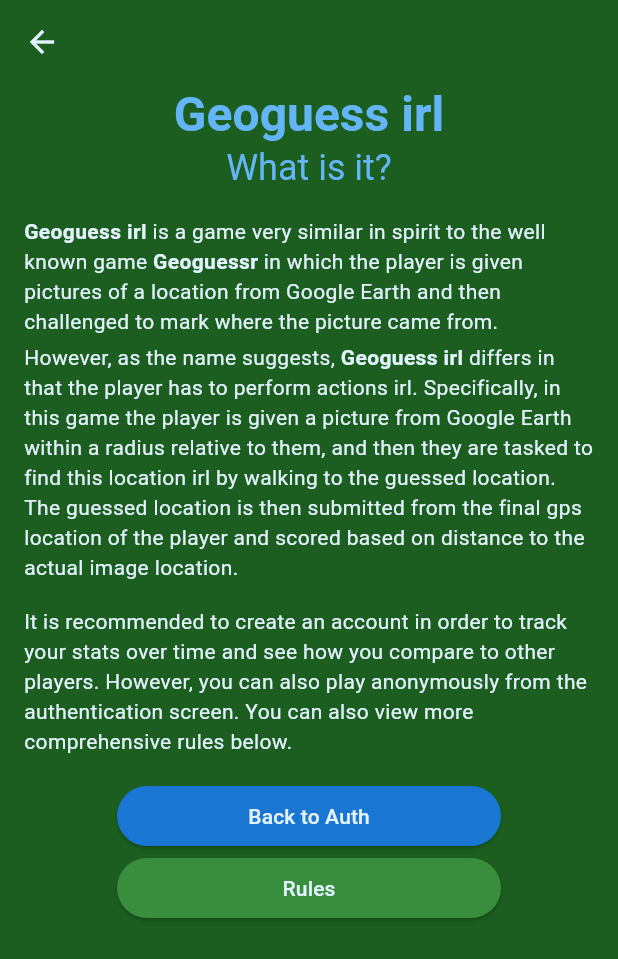
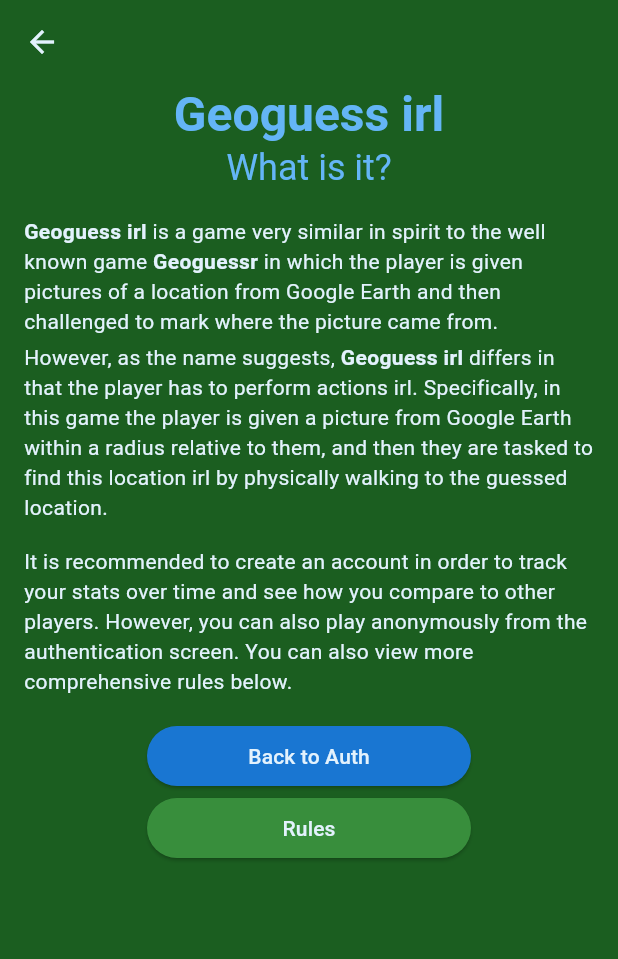
Before and after one commit to superj6/geoguess_irl, a Flutter app: the AuthAboutScreen screen opened directly, on a phone screen of 412 x 824 dp. Shown: the top 959 px of the screen. Run offline on Flutter 3.47's test engine with Material 3 defaults, Android fonts, the light colour scheme and no system bars; our stand-ins replace carousel_slider, flutter_secure_storage, geolocator, google_maps_flutter; missing offline and left inert: flutter_timer_countdown; accounts and stored records are empty.

Commit message:
adjust auth about

```diff
--- a/lib/screens/auth_about.dart
+++ b/lib/screens/auth_about.dart
@@ -65,7 +65,7 @@
 			style: TextStyle(fontWeight: FontWeight.bold),
 		      ),
 		      TextSpan(
-			text: ' differs in that the player has to perform actions irl. Specifically, in this game the player is given a picture from Google Earth within a radius relative to them, and then they are tasked to find this location irl by walking to the guessed location. The guessed location is then submitted from the final gps location of the player and scored based on distance to the actual image location.',
+			text: ' differs in that the player has to perform actions irl. Specifically, in this game the player is given a picture from Google Earth within a radius relative to them, and then they are tasked to find this location irl by physically walking to the guessed location.',
 		      ),
 		    ],
 		  ),
@@ -78,7 +78,7 @@
             ),
             SizedBox(height: 16.0),
             SizedBox(
-	      width: 256.0,
+	      width: 216.0,
               child: Column(
                 crossAxisAlignment: CrossAxisAlignment.stretch,
 		children: [
```
